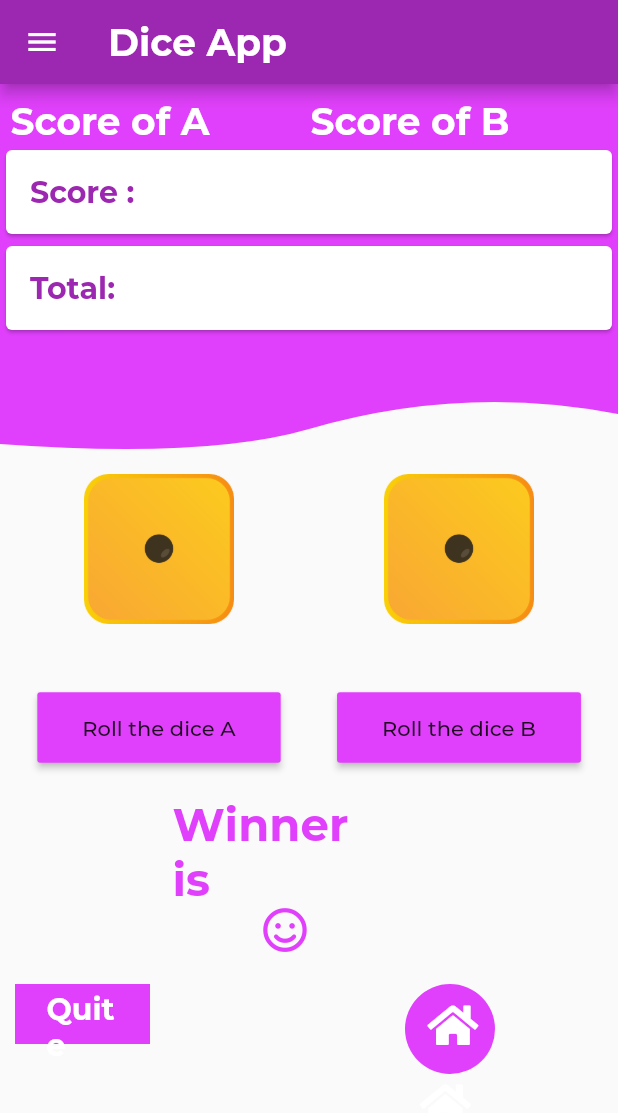
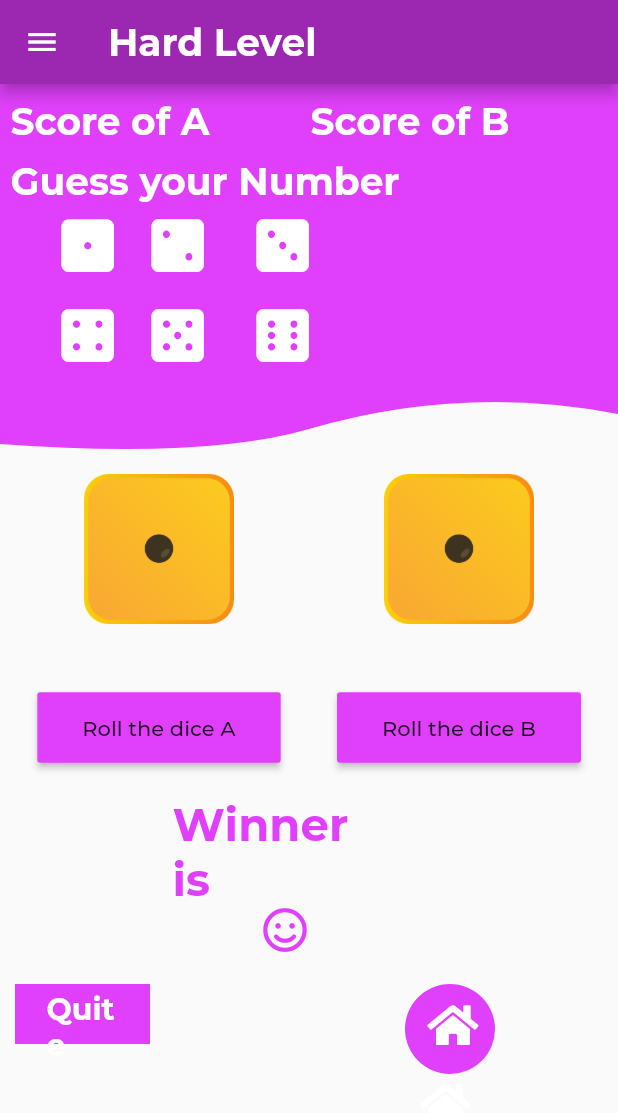
Before and after one commit to hasham827/secondsessional, a Flutter app: the HomePage2 screen opened directly, on a phone screen of 412 x 824 dp. Shown: the top 1113 px of the screen. Run offline on Flutter 3.47's test engine with Material 2 defaults, Android fonts, the phone set to English and light mode, and no system bars; our stand-ins replace flutter_custom_clippers, font_awesome_flutter; project files that could hold a hidden picture were left out.

Commit message:
add multiple choice

```diff
--- a/lib/hard.dart
+++ b/lib/hard.dart
@@ -63,7 +63,7 @@ class _HomePageState extends State<HomePage2> {
   Widget build(BuildContext context) {
     return Scaffold(
         appBar: AppBar( backgroundColor: Colors.purple,
-            title: Text('Dice App',style: TextStyle(fontSize:25, color: Colors.white, fontWeight:FontWeight.bold)),
+            title: Text('Hard Level',style: TextStyle(fontSize:25, color: Colors.white, fontWeight:FontWeight.bold)),
             leading: GestureDetector(
                 onTap: () {
                 },
@@ -90,27 +90,178 @@ class _HomePageState extends State<HomePage2> {
 
               ),
               Container(
-                  margin: EdgeInsets.only(top: 40.0),
-                  child: Column(
-                    children:[
-                      Card(
-                        child: ListTile(
-                          selectedTileColor: Colors.purpleAccent,
-                          //contentPadding: const EdgeInsets.all(16.0),
-                          title: Text("Score :" ,style: TextStyle(fontSize:20, color: Colors.purple, fontWeight:FontWeight.bold)),
-                        ),
-                      ),
-                      Card(
-                        child: ListTile(
-                          //contentPadding: const EdgeInsets.all(16.0),
-                          title: Text("Total:" ,style: TextStyle(fontSize:20, color: Colors.purple, fontWeight:FontWeight.bold)),
-                        ),
-                      ),
+
+                margin: EdgeInsets.only(top: 50.0),
+                child: Text(
+                    " Guess your Number ",style: TextStyle(fontSize:25, color: Colors.white, fontWeight:FontWeight.bold)
+                ),
+
+              ),
+              Container(
+                margin: EdgeInsets.only(left: 20.0,top: 80),
+                height: 60,
+                width: 60.0,
+                padding: EdgeInsets.all(5.0),
+                child: FlatButton(
+                  onPressed: () => {
+                    Navigator.of(context).pushReplacement(MaterialPageRoute(
+                     // builder: (context) => HomePage(),
+                    )
+                    ),
+                  },
+                  //padding: EdgeInsets.all(5.0),
+                  child: Column( // Replace with a Row for horizontal icon + text
+                    mainAxisAlignment: MainAxisAlignment.center,
+                    children: <Widget>[
+
+                      Icon(FontAwesomeIcons.diceOne,color: Colors.white,size: 40,),
+
+                      SizedBox(height: 5,),
+
 
                     ],
+                  ),
+                ),
 
-                  )
               ),
+              Container(
+                margin: EdgeInsets.only(left: 80.0,top: 80),
+
+                height: 60,
+                width: 60.0,
+                padding: EdgeInsets.all(5.0),
+                child: FlatButton(
+                  onPressed: () => {
+                    Navigator.of(context).pushReplacement(MaterialPageRoute(
+                      //builder: (context) => HomePage(),
+                    )
+                    ),
+                  },
+                  //padding: EdgeInsets.all(5.0),
+                  child: Column( // Replace with a Row for horizontal icon + text
+                    mainAxisAlignment: MainAxisAlignment.center,
+                    children: <Widget>[
+
+                      Icon(FontAwesomeIcons.diceTwo,color: Colors.white,size: 40,),
+
+                      SizedBox(height: 5,),
+
+
+                    ],
+                  ),
+                ),
+
+              ),
+              Container(
+                margin: EdgeInsets.only(left: 150.0,top: 80),
+                height: 60,
+                width: 60.0,
+                padding: EdgeInsets.all(5.0),
+                child: FlatButton(
+                  onPressed: () => {
+                    Navigator.of(context).pushReplacement(MaterialPageRoute(
+                      //builder: (context) => HomePage(),
+                    )
+                    ),
+                  },
+                  //padding: EdgeInsets.all(5.0),
+                  child: Column( // Replace with a Row for horizontal icon + text
+                    mainAxisAlignment: MainAxisAlignment.center,
+                    children: <Widget>[
+
+                      Icon(FontAwesomeIcons.diceThree,color: Colors.white,size: 40,),
+
+                      SizedBox(height: 5,),
+
+
+                    ],
+                  ),
+                ),
+
+              ),
+
+              Container(
+                margin: EdgeInsets.only(left: 20.0,top: 140),
+                height: 60,
+                width: 60.0,
+                padding: EdgeInsets.all(5.0),
+                child: FlatButton(
+                  onPressed: () => {
+                    Navigator.of(context).pushReplacement(MaterialPageRoute(
+                     // builder: (context) => HomePage(),
+                    )
+                    ),
+                  },
+                  //padding: EdgeInsets.all(5.0),
+                  child: Column( // Replace with a Row for horizontal icon + text
+                    mainAxisAlignment: MainAxisAlignment.center,
+                    children: <Widget>[
+
+                      Icon(FontAwesomeIcons.diceFour,color: Colors.white,size: 40,),
+
+                      SizedBox(height: 5,),
+
+
+                    ],
+                  ),
+                ),
+
+              ),
+              Container(
+                margin: EdgeInsets.only(left: 80.0,top: 140),
+                height: 60,
+                width: 60.0,
+                padding: EdgeInsets.all(5.0),
+                child: FlatButton(
+                  onPressed: () => {
+                    Navigator.of(context).pushReplacement(MaterialPageRoute(
+                      //builder: (context) => HomePage(),
+                    )
+                    ),
+                  },
+                  //padding: EdgeInsets.all(5.0),
+                  child: Column( // Replace with a Row for horizontal icon + text
+                    mainAxisAlignment: MainAxisAlignment.center,
+                    children: <Widget>[
+
+                      Icon(FontAwesomeIcons.diceFive,color: Colors.white,size: 40,),
+
+                      SizedBox(height: 5,),
+
+
+                    ],
+                  ),
+                ),
+
+              ),
+              Container(
+                margin: EdgeInsets.only(left: 150.0,top: 140),
+                height: 60,
+                width: 60.0,
+                padding: EdgeInsets.all(5.0),
+                child: FlatButton(
+                  onPressed: () => {
+                    Navigator.of(context).pushReplacement(MaterialPageRoute(
+                      //builder: (context) => HomePage(),
+                    )
+                    ),
+                  },
+                  //padding: EdgeInsets.all(5.0),
+                  child: Column( // Replace with a Row for horizontal icon + text
+                    mainAxisAlignment: MainAxisAlignment.center,
+                    children: <Widget>[
+
+                      Icon(FontAwesomeIcons.diceSix,color: Colors.white,size: 40,),
+
+                      SizedBox(height: 5,),
+
+
+                    ],
+                  ),
+                ),
+
+              ),
+
               Container(
                 margin: EdgeInsets.only(left: 200,top: 10.0),
                 child: Text(
```
